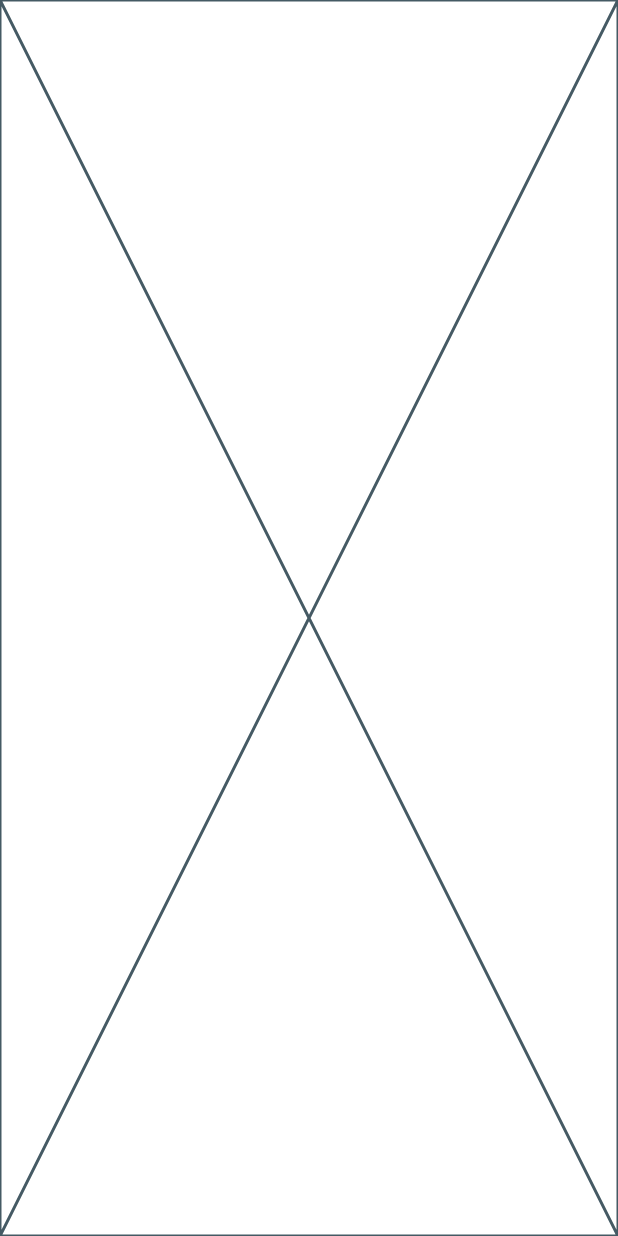
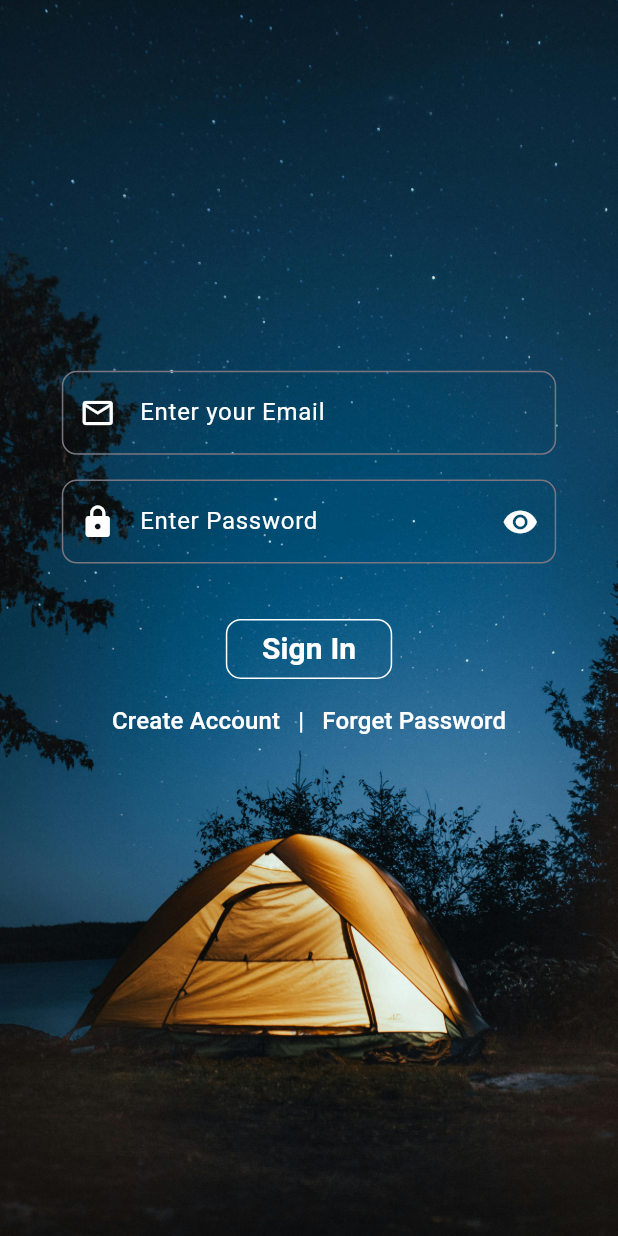
Before and after one commit to Chanchalsharm4601/TrailTales, a Flutter app: the screen it shows after launch, after a tap on the "arrow forward ios" icon, on a phone screen of 412 x 824 dp. Run offline on Flutter 3.47's test engine with Material 3 defaults, Android fonts, the phone set to English and light mode, and no system bars; our stand-ins replace firebase_core; accounts and stored records are empty; generated files the repository leaves out were written again.

Commit message:
new commit

```diff
--- a/lib/Home.dart
+++ b/lib/Home.dart
@@ -1,4 +1,6 @@
 import 'package:flutter/material.dart';
+import 'package:trail_tales/CreateAccountScreen.dart';
+
 class Home extends StatefulWidget {
   const Home({super.key});
 
@@ -7,8 +9,122 @@ class Home extends StatefulWidget {
 }
 
 class _HomeState extends State<Home> {
+  final TextEditingController emailController = TextEditingController();
+  final TextEditingController passwordController = TextEditingController();
+  bool _isPasswordHidden = true;
+
   @override
   Widget build(BuildContext context) {
-    return const Placeholder();
+    final screenWidth = MediaQuery.of(context).size.width;
+    final screenHeight = MediaQuery.of(context).size.height;
+
+    return Scaffold(
+      body: SafeArea(
+        child: SingleChildScrollView(
+          child: Stack(
+            children: [
+              Image.asset(
+                "asset/background.jpg",
+                fit: BoxFit.cover,
+                height: screenHeight,
+                width: screenWidth,
+              ),
+              Padding(
+                padding: EdgeInsets.fromLTRB(
+                    screenWidth * 0.1, screenHeight * 0.3, screenWidth * 0.1, screenHeight * 0.3),
+                child: Column(
+                  crossAxisAlignment: CrossAxisAlignment.start,
+                  children: [
+                    TextField(
+                      style: TextStyle(color: Colors.white),
+                      controller: emailController,
+                      decoration: InputDecoration(
+                        prefixIcon: Icon(Icons.email_outlined, color: Colors.white),
+                        labelText: "Enter your Email",
+                        labelStyle: TextStyle(color: Colors.white),
+                        border: OutlineInputBorder(
+                          borderRadius: BorderRadius.all(Radius.circular(10)),
+                        ),
+                      ),
+                    ),
+                    SizedBox(height: screenHeight * 0.02),
+                    TextField(
+                      style: TextStyle(color: Colors.white),
+                      obscureText: _isPasswordHidden,
+                      controller: passwordController,
+                      decoration: InputDecoration(
+                        prefixIcon: Icon(Icons.lock, color: Colors.white),
+                        suffixIcon: IconButton(
+                          icon: Icon(
+                            _isPasswordHidden ? Icons.visibility : Icons.visibility_off,
+                            color: Colors.white,
+                          ),
+                          onPressed: () {
+                            setState(() {
+                              _isPasswordHidden = !_isPasswordHidden;
+                            });
+                          },
+                        ),
+                        labelText: "Enter Password",
+                        labelStyle: TextStyle(color: Colors.white),
+                        border: OutlineInputBorder(
+                          borderRadius: BorderRadius.all(Radius.circular(10)),
+                        ),
+                      ),
+                    ),
+                    SizedBox(height: screenHeight * 0.04),
+                    Center(
+                      child: ElevatedButton(
+                        style: ElevatedButton.styleFrom(
+                          backgroundColor: Colors.transparent,
+                          shadowColor: Colors.transparent,
+                          side: BorderSide(color: Colors.white, width: 1),
+                          shape: RoundedRectangleBorder(
+                            borderRadius: BorderRadius.circular(10),
+                          ),
+                        ),
+                        onPressed: () {},
+                        child: Text(
+                          "Sign In",
+                          style: TextStyle(
+                            color: Colors.white,
+                            fontSize: 20,
+                            fontWeight: FontWeight.bold,
+                          ),
+                        ),
+                      ),
+                    ),
+                    Row(
+                      mainAxisAlignment: MainAxisAlignment.center,
+                      children: [
+                        TextButton(
+                          onPressed: () {
+                            setState(() {
+                              Navigator.push(context, MaterialPageRoute(builder: (context) => CreateAccount() ));
+                            });
+                          },
+                          child: Text(
+                            "Create Account",
+                            style: TextStyle(color: Colors.white, fontSize: 16),
+                          ),
+                        ),
+                        Text("|", style: TextStyle(color: Colors.white, fontSize: 16)),
+                        TextButton(
+                          onPressed: () {},
+                          child: Text(
+                            "Forget Password",
+                            style: TextStyle(color: Colors.white, fontSize: 16),
+                          ),
+                        ),
+                      ],
+                    ),
+                  ],
+                ),
+              ),
+            ],
+          ),
+        ),
+      ),
+    );
   }
 }
--- a/lib/main.dart
+++ b/lib/main.dart
@@ -1,5 +1,8 @@
 import 'package:flutter/material.dart';
 import 'WelcomeScreen.dart';
+import 'package:firebase_core/firebase_core.dart';
+import 'firebase_options.dart';
+
 void main() {
   runApp(const MyApp());
 }
--- a/pubspec.yaml
+++ b/pubspec.yaml
@@ -35,6 +35,7 @@ dependencies:
   # The following adds the Cupertino Icons font to your application.
   # Use with the CupertinoIcons class for iOS style icons.
   cupertino_icons: ^1.0.6
+  firebase_core: ^3.4.0
 
 
 dev_dependencies:
@@ -62,6 +63,7 @@ flutter:
   # To add assets to your application, add an assets section, like this:
   assets:
    - asset/background.jpg
+   - asset/home_background.jpg
 
 
   # An image asset can refer to one or more resolution-specific "variants", see
```
Also changed, not shown: asset/home_background.jpg (added), pubspec.lock, 5 other files.
